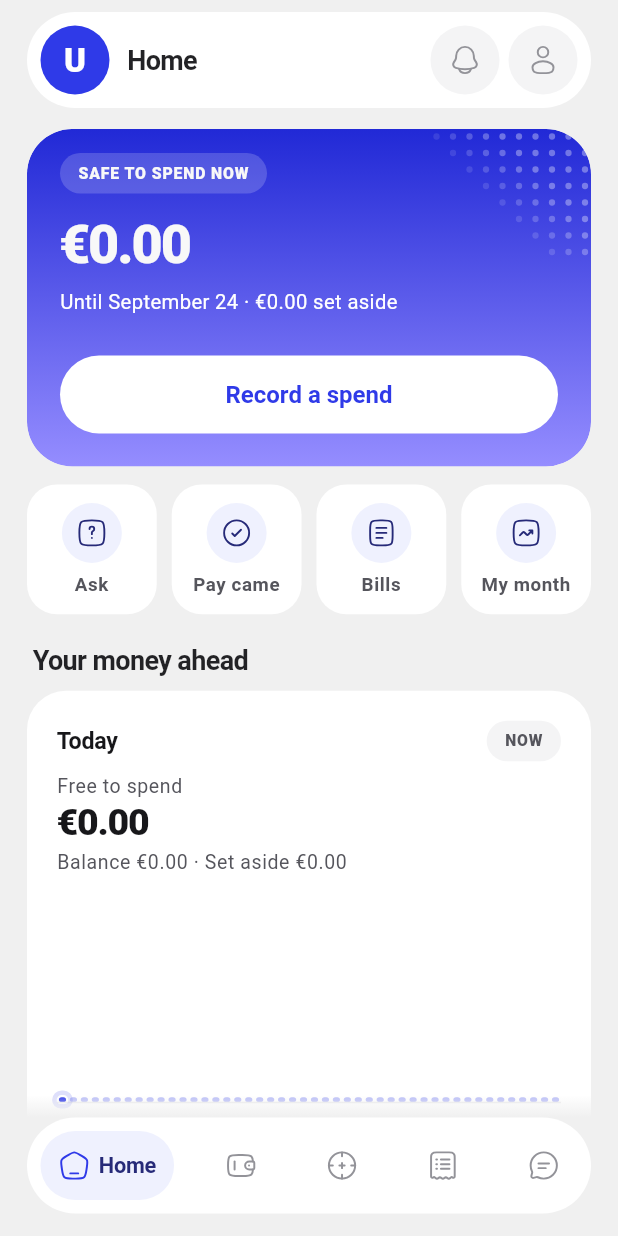
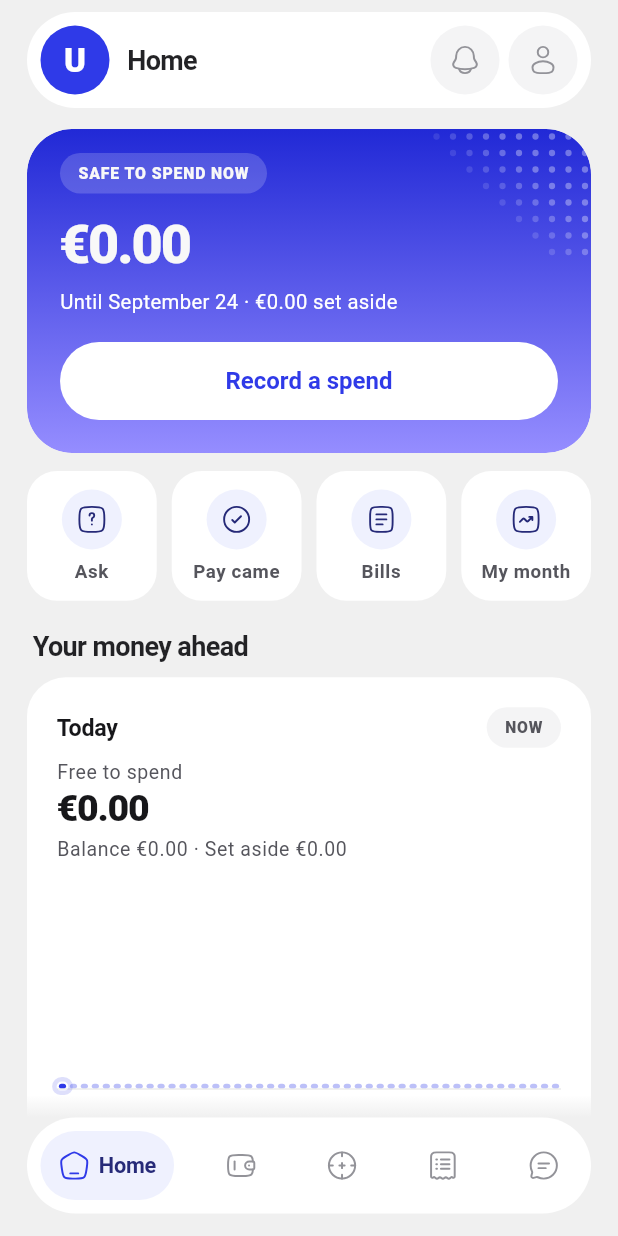
Before and after one commit to sajjadbabamaleki-lgtm/upino, a Flutter app: the HomeScreen screen opened directly with empty values, on a phone screen of 412 x 824 dp. Run offline on Flutter 3.47's test engine with Material 3 defaults, Android fonts, the phone set to English and light mode, and no system bars; our stand-ins replace file_picker, flutter_local_notifications, flutter_svg, image_picker, share_plus, speech_to_text and 1 more; missing offline and left inert: cryptography, home_widget.

Commit message:
Put the button 22 under the line above it, like every gap in the hero
Co-Authored-By: Claude Opus 5.5 <noreply@anthropic.com>
Claude-Session: https://claude.ai/code/session_01EPeHDspARvZmrMak7awjUc

```diff
--- a/app/lib/widgets/sts_hero.dart
+++ b/app/lib/widgets/sts_hero.dart
@@ -111,7 +111,8 @@ class _GradientHero extends StatelessWidget {
               snapshot.protectedTotal.display(),
             ),
           ),
-          const SizedBox(height: 26),
+          // 22 to the button as well, as measured on screen.
+          const SizedBox(height: 17),
           if (degraded)
             _FreshnessRow(snapshot: snapshot, onConfirmBalance: onConfirmBalance)
           else if (onQuickExpense != null)
```
Also changed, not shown: 5 other files.
